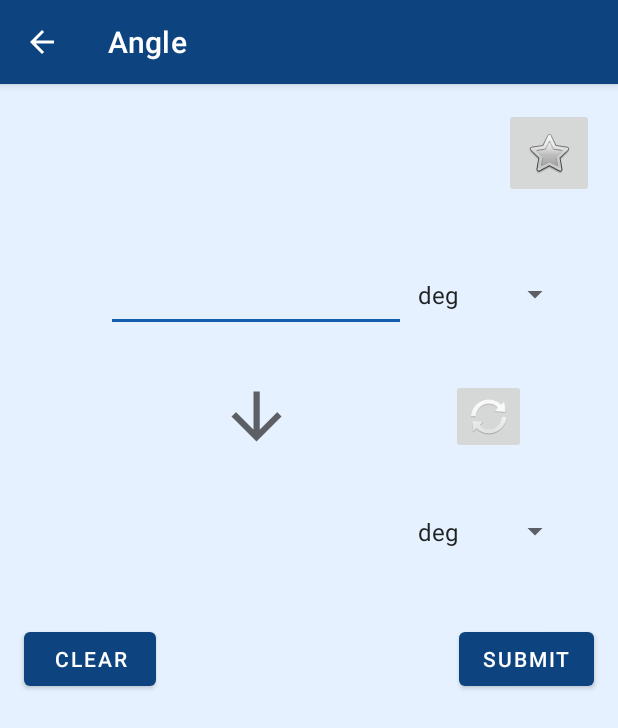
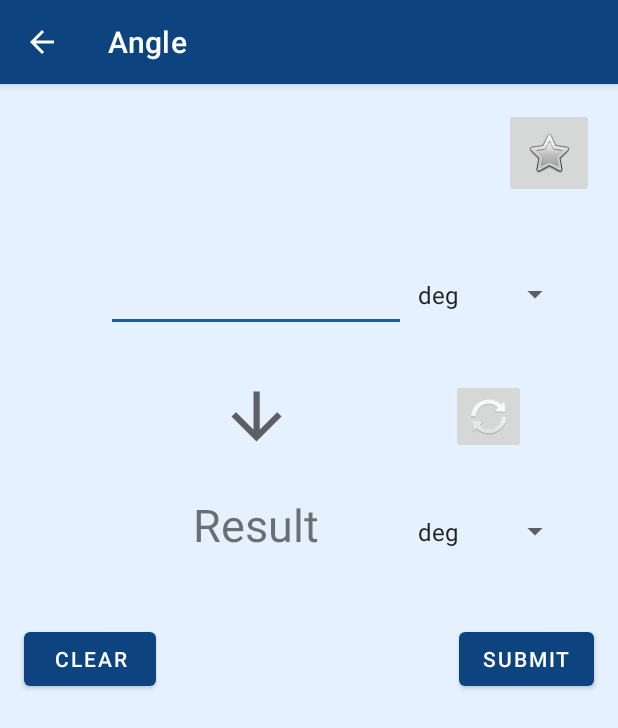
Before and after one commit to koshnatwit/ConversionCalculator, an Android app: the AngleActivity screen opened directly, with no data from a screen before it, after a tap on "CLEAR", on a phone screen of 412 x 824 dp. Shown: the top 728 px of the screen. Run offline under Robolectric (Android 15) with nearby library versions, the phone set to English and light mode, and no system bars.

Commit message:
Added "Result" when clear is clicked to the result Field

```diff
--- a/app/src/main/java/edu/wit/mobileapp/conversioncalculator/AngleActivity.java
+++ b/app/src/main/java/edu/wit/mobileapp/conversioncalculator/AngleActivity.java
@@ -46,7 +46,7 @@ public class AngleActivity extends AppCompatActivity {
             @Override
             public void onClick(View v){
                 enterField.setText("");
-                resultField.setText("");
+                resultField.setText("Result");
             }
         });
 
--- a/app/src/main/java/edu/wit/mobileapp/conversioncalculator/MassActivity.java
+++ b/app/src/main/java/edu/wit/mobileapp/conversioncalculator/MassActivity.java
@@ -48,7 +48,7 @@ public class MassActivity extends AppCompatActivity {
             @Override
             public void onClick(View v){
                 enterField.setText("");
-                resultField.setText("");
+                resultField.setText("Result");
             }
         });
         Log.v("my app", "before");
--- a/app/src/main/java/edu/wit/mobileapp/conversioncalculator/TempActivity.java
+++ b/app/src/main/java/edu/wit/mobileapp/conversioncalculator/TempActivity.java
@@ -45,7 +45,7 @@ public class TempActivity extends AppCompatActivity {
             @Override
             public void onClick(View v){
                 enterField.setText("");
-                resultField.setText("");
+                resultField.setText("Result");
             }
         });
 
```
